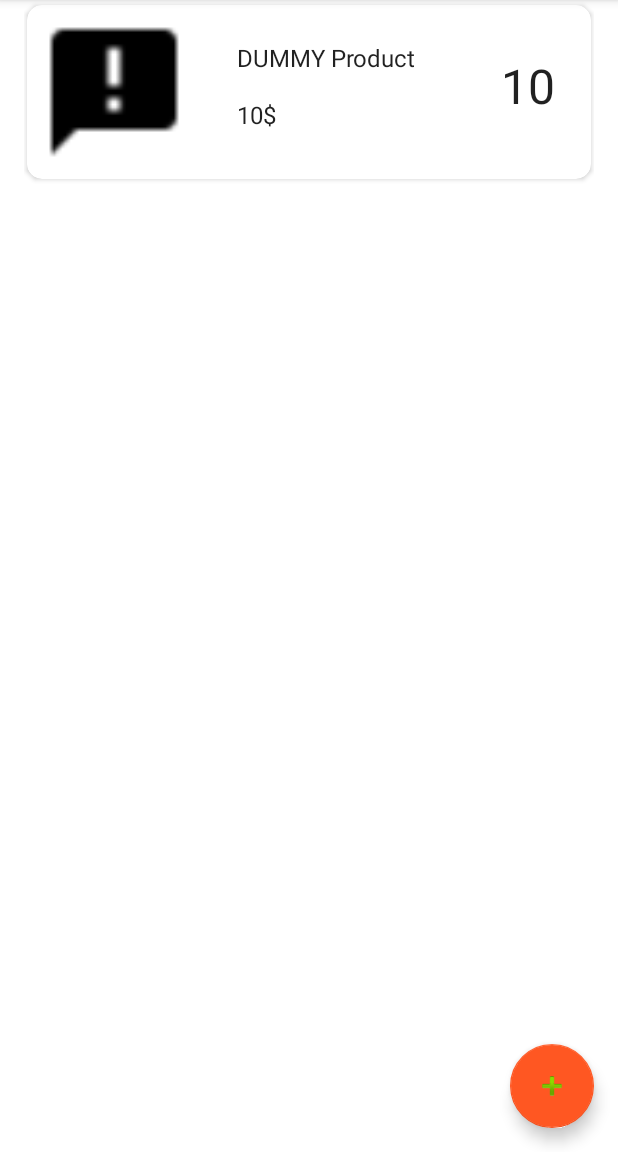
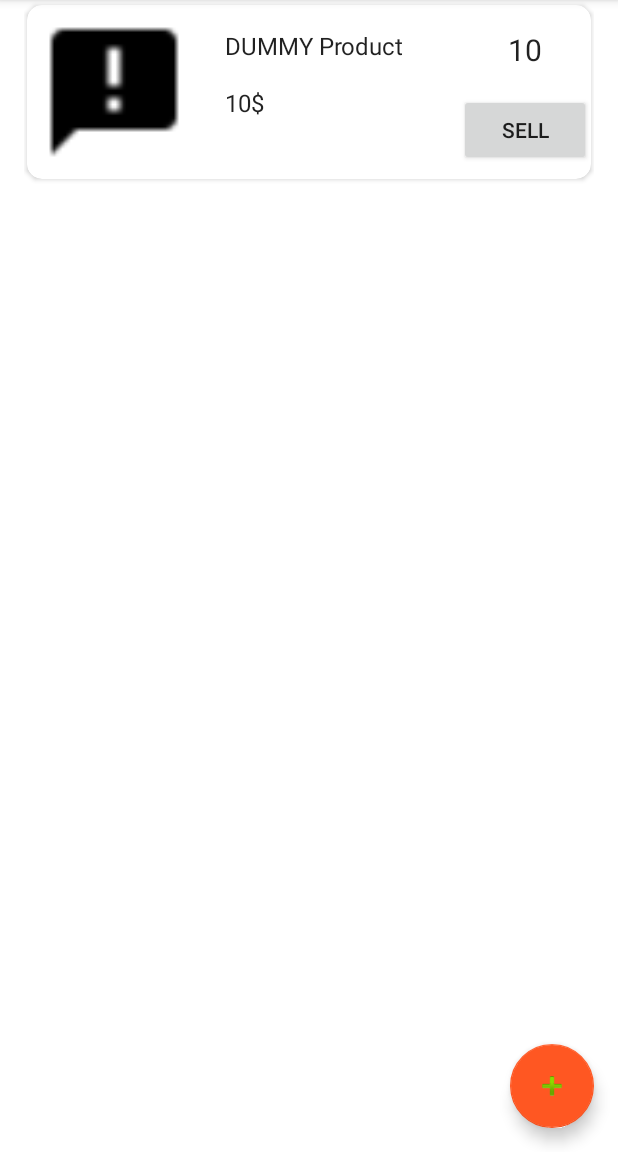
Before and after one commit to islam-Ellithy/inventory, an Android app: the screen it shows after launch (MainActivity), in the options menu, after a tap on "Insert dummy data", on a phone screen of 412 x 824 dp, the part 84-1236 px from its top. Run offline under Robolectric (Android 15) with nearby library versions, the phone set to English and light mode, and no system bars; our stand-ins replace ButterKnife; 1 statement that could not run was skipped.

Commit message:
after fix problems

```diff
--- a/app/src/main/java/lamaatech/com/inventory/core/MainActivity/controller/MainController.java
+++ b/app/src/main/java/lamaatech/com/inventory/core/MainActivity/controller/MainController.java
@@ -26,7 +26,11 @@ public class MainController implements MainContract.IController {
 
     @Override
     public void addProduct(Product newProduct) {
-        model.addProduct(newProduct);
+        if (newProduct.getProductId() != -1)
+            model.updateProduct(newProduct);
+        else
+            model.addProduct(newProduct);
+
         view.displayUpdateProducts(model.getProducts());
     }
 
--- a/app/src/main/java/lamaatech/com/inventory/core/MainActivity/model/MainContract.java
+++ b/app/src/main/java/lamaatech/com/inventory/core/MainActivity/model/MainContract.java
@@ -11,11 +11,11 @@ import lamaatech.com.inventory.models.Product;
 public interface MainContract {
 
     interface IController {
-        void updateProducts();
-
         void addProduct(Product newProduct);
 
         void deleteAllItems();
+
+        void updateProducts();
 
         Product getProduct(String id);
     }
@@ -28,6 +28,8 @@ public interface MainContract {
 
         void deleteAllItems();
 
+        void updateProduct(Product currentProduct);
+
         Product getProduct(String id);
     }
 
--- a/app/src/main/java/lamaatech/com/inventory/core/MainActivity/model/MainModel.java
+++ b/app/src/main/java/lamaatech/com/inventory/core/MainActivity/model/MainModel.java
@@ -27,6 +27,12 @@ public class MainModel implements MainContract.IModel {
         productList.add(new Product("Mercedis", 10, "1,000,000", "Ahmed Amr"));
     }
 
+
+    @Override
+    public void updateProduct(Product currentProduct) {
+        db.updateProduct(currentProduct);
+    }
+
     @Override
     public List<Product> getProducts() {
         return db.getProducts();
--- a/app/src/main/java/lamaatech/com/inventory/core/MainActivity/view/ProductFragment.java
+++ b/app/src/main/java/lamaatech/com/inventory/core/MainActivity/view/ProductFragment.java
@@ -79,6 +79,6 @@ public class ProductFragment extends Fragment {
     }
 
     interface OnListFragmentInteractionListener {
-        void onListFragmentInteraction(Product item);
+        void onListFragmentInteraction(Product item, boolean b);
     }
 }
--- a/app/src/main/java/lamaatech/com/inventory/core/MainActivity/view/ProductRecyclerViewAdapter.java
+++ b/app/src/main/java/lamaatech/com/inventory/core/MainActivity/view/ProductRecyclerViewAdapter.java
@@ -4,6 +4,7 @@ import android.support.v7.widget.RecyclerView;
 import android.view.LayoutInflater;
 import android.view.View;
 import android.view.ViewGroup;
+import android.widget.Button;
 import android.widget.ImageView;
 import android.widget.TextView;
 
@@ -42,6 +43,19 @@ public class ProductRecyclerViewAdapter extends RecyclerView.Adapter<ProductRecy
         else
             holder.mProductImage.setImageResource(R.drawable.ic_announcement);
 
+        holder.sellButton.setOnClickListener(new View.OnClickListener() {
+            @Override
+            public void onClick(View v) {
+                Integer quantity = holder.mItem.getProductQuantity();
+                if (quantity > 0) {
+                    quantity--;
+                    holder.mItem.setProductQuantity(quantity);
+                    holder.mQuantityView.setText(String.valueOf(quantity));
+                    mListener.onListFragmentInteraction(holder.mItem, true);
+                }
+
+            }
+        });
 
         holder.mView.setOnClickListener(new View.OnClickListener() {
             @Override
@@ -49,7 +63,7 @@ public class ProductRecyclerViewAdapter extends RecyclerView.Adapter<ProductRecy
                 if (null != mListener) {
                     // Notify the active callbacks interface (the activity, if the
                     // fragment is attached to one) that an item has been selected.
-                    mListener.onListFragmentInteraction(holder.mItem);
+                    mListener.onListFragmentInteraction(holder.mItem, false);
                 }
             }
         });
@@ -68,6 +82,7 @@ public class ProductRecyclerViewAdapter extends RecyclerView.Adapter<ProductRecy
         public final TextView mQuantityView;
         public final ImageView mProductImage;
         public Product mItem;
+        public final Button sellButton;
 
         public ViewHolder(View view) {
             super(view);
@@ -76,6 +91,7 @@ public class ProductRecyclerViewAdapter extends RecyclerView.Adapter<ProductRecy
             mContentView = (TextView) view.findViewById(R.id.content);
             mQuantityView = (TextView) view.findViewById(R.id.quantity);
             mProductImage = (ImageView) view.findViewById(R.id.productImageView);
+            sellButton = (Button) view.findViewById(R.id.sellButton);
         }
 
         @Override
--- a/app/src/main/res/layout-v21/fragment_product.xml
+++ b/app/src/main/res/layout-v21/fragment_product.xml
@@ -30,18 +30,13 @@
                 android:contentDescription="Product Image"
                 android:src="@drawable/ic_announcement" />
 
-            <LinearLayout
-                android:layout_width="match_parent"
-                android:layout_height="wrap_content"
-                android:layout_margin="8dp"
-                android:layout_toEndOf="@id/productImageView"
-                android:layout_toRightOf="@id/productImageView"
-                android:orientation="horizontal">
 
             <LinearLayout
                 android:layout_width="wrap_content"
                 android:layout_height="wrap_content"
                 android:layout_margin="@dimen/text_margin"
+                android:layout_toEndOf="@+id/productImageView"
+                android:layout_toRightOf="@+id/productImageView"
                 android:orientation="vertical">
 
                 <TextView
@@ -61,19 +56,32 @@
                     android:textAppearance="?attr/textAppearanceListItem" />
             </LinearLayout>
 
+
+            <LinearLayout
+                android:layout_width="wrap_content"
+                android:layout_height="wrap_content"
+                android:layout_alignParentEnd="true"
+                android:layout_alignParentRight="true"
+                android:orientation="vertical">
+
                 <TextView
                     android:id="@+id/quantity"
-                    android:layout_width="match_parent"
+                    android:layout_width="wrap_content"
                     android:layout_height="wrap_content"
                     android:layout_gravity="center"
                     android:layout_margin="@dimen/text_margin"
                     android:gravity="end"
                     android:text="10000"
                     android:textAppearance="?attr/textAppearanceListItem"
-                    android:textSize="32sp" />
+                    android:textSize="20sp" />
 
+                <Button
+                    android:id="@+id/sellButton"
+                    android:layout_width="wrap_content"
+                    android:layout_height="wrap_content"
+                    android:text="Sell"
+                    android:scaleType="fitCenter" />
             </LinearLayout>
-
 
         </RelativeLayout>
     </LinearLayout>
--- a/app/src/main/res/layout/content_details.xml
+++ b/app/src/main/res/layout/content_details.xml
@@ -157,8 +157,7 @@
                 android:contentDescription="@string/image"
                 android:hint="@string/supplier_name"
                 android:inputType="textPersonName"
-                android:scaleType="fitCenter"
-                android:src="@drawable/ic_announcement" />
+                android:scaleType="fitCenter" />
 
         </RelativeLayout>
 
--- a/app/src/main/res/layout/fragment_product.xml
+++ b/app/src/main/res/layout/fragment_product.xml
@@ -30,18 +30,13 @@
                 android:contentDescription="Product Image"
                 android:src="@drawable/ic_announcement" />
 
-            <LinearLayout
-                android:layout_width="match_parent"
-                android:layout_height="wrap_content"
-                android:layout_margin="8dp"
-                android:layout_toEndOf="@id/productImageView"
-                android:layout_toRightOf="@id/productImageView"
-                android:orientation="horizontal">
 
             <LinearLayout
                 android:layout_width="wrap_content"
                 android:layout_height="wrap_content"
                 android:layout_margin="@dimen/text_margin"
+                android:layout_toEndOf="@+id/productImageView"
+                android:layout_toRightOf="@+id/productImageView"
                 android:orientation="vertical">
 
                 <TextView
@@ -61,9 +56,17 @@
                     android:textAppearance="?attr/textAppearanceListItem" />
             </LinearLayout>
 
+
+            <LinearLayout
+                android:layout_width="wrap_content"
+                android:layout_height="wrap_content"
+                android:layout_alignParentEnd="true"
+                android:layout_alignParentRight="true"
+                android:orientation="vertical">
+
                 <TextView
                     android:id="@+id/quantity"
-                    android:layout_width="match_parent"
+                    android:layout_width="wrap_content"
                     android:layout_height="wrap_content"
                     android:layout_gravity="center"
                     android:layout_margin="@dimen/text_margin"
@@ -72,8 +75,13 @@
                     android:textAppearance="?attr/textAppearanceListItem"
                     android:textSize="20sp" />
 
+                <Button
+                    android:id="@+id/sellButton"
+                    android:layout_width="wrap_content"
+                    android:layout_height="wrap_content"
+                    android:text="Sell"
+                    android:scaleType="fitCenter" />
             </LinearLayout>
-
 
         </RelativeLayout>
     </LinearLayout>
```
Also changed, not shown: app/src/main/java/lamaatech/com/inventory/core/DetailsActivity/view/DetailsActivity.java (+35 -7 lines), app/src/main/java/lamaatech/com/inventory/core/MainActivity/view/MainActivity.java (+8 -4 lines), app/src/main/res/drawable/sell.png (added). Lines whose indentation alone changed are shown as unchanged.
